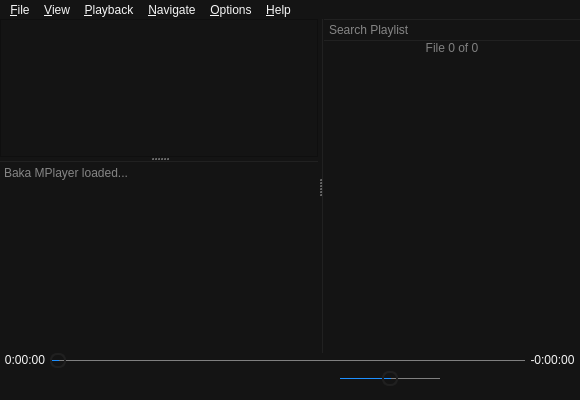
First picture: the form in Baka MPlayer/ui/mainwindow.ui, repository u8sand/Baka-MPlayer, before the edit.
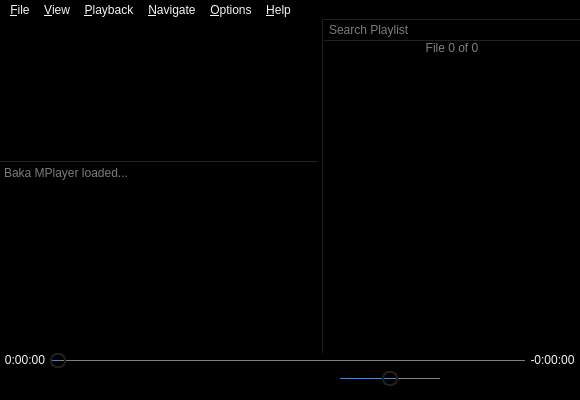
Second picture: the form after the edit. Icons and pictures are not drawn. Custom widgets are drawn as their Qt base class.

Commit message: mainwindow.ui: set QSplitter::handle color

What changed in the file:
```diff
--- a/Baka MPlayer/ui/mainwindow.ui
+++ b/Baka MPlayer/ui/mainwindow.ui
@@ -22,7 +22,7 @@
   </property>
   <property name="styleSheet">
    <string notr="true">QWidget, QMenuBar, QMenuBar::item {
-	background: #141414;
+	background: black;
 	color: whitesmoke;
 	font-family: 	&quot;Open Sans&quot;;
 }
@@ -49,6 +49,12 @@
 	margin: 3px 0;
 }
 
+/* QSplitter */
+
+QSplitter::handle {
+	background: black;
+}
+
 /* Playlist */
 
 #playlistLayoutWidget {
```
